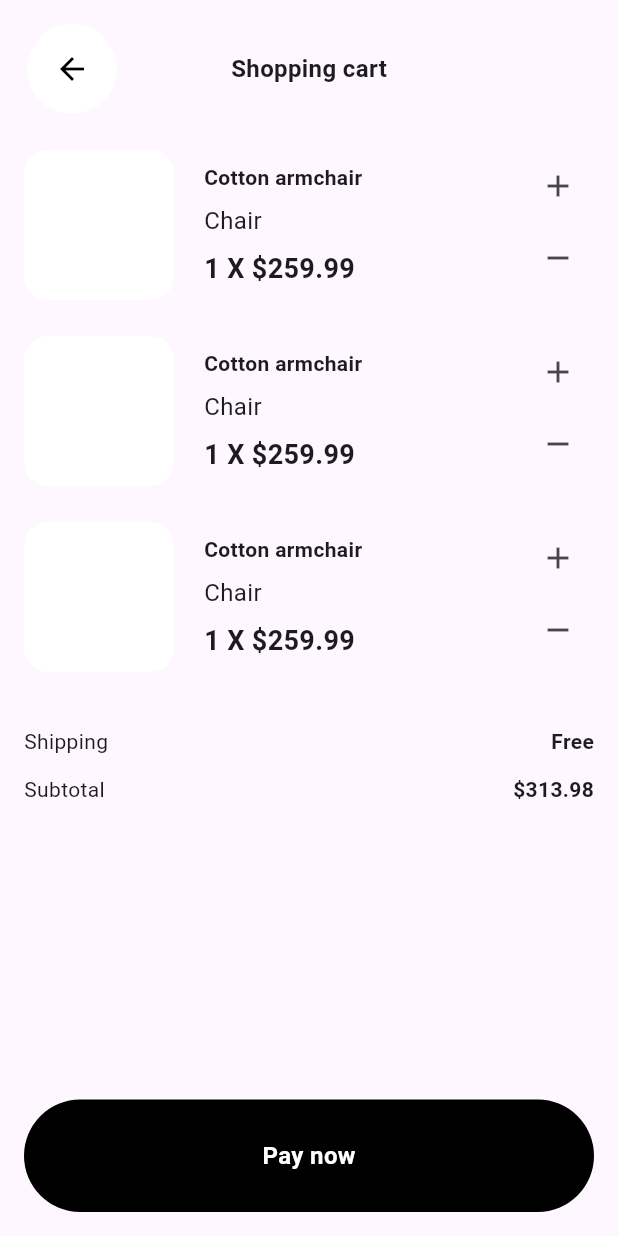
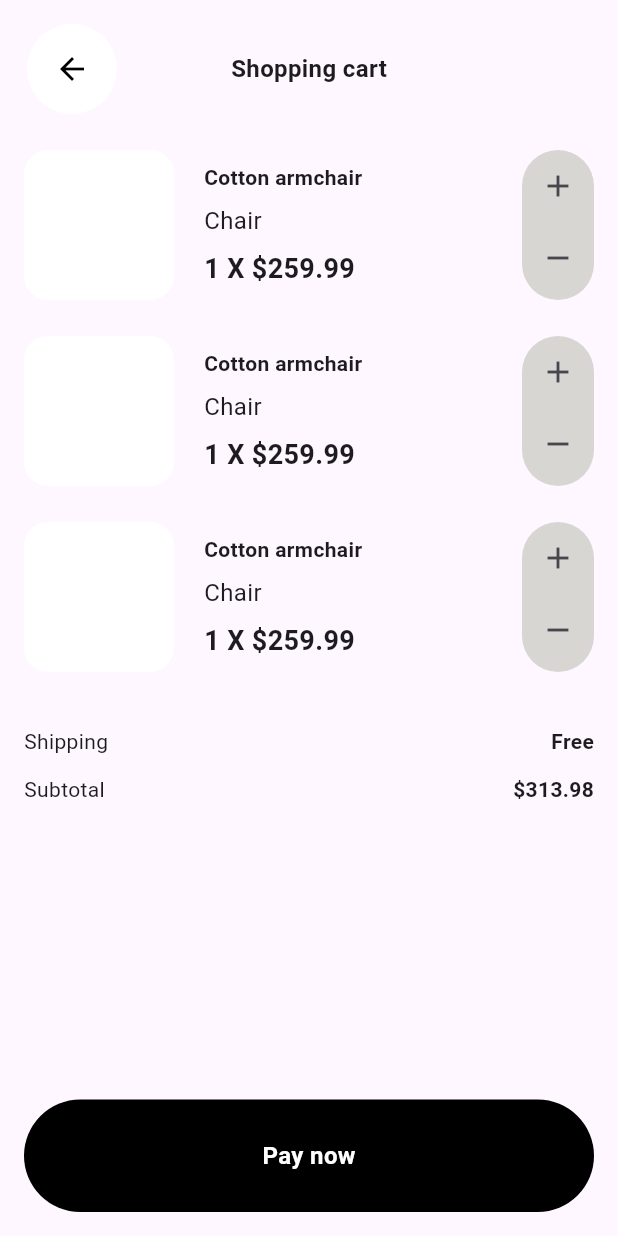
Before and after one commit to JAICHANGPARK/flutter_notebook_chapter_46, a Flutter app: the InteriorCartPage screen opened directly, on a phone screen of 412 x 824 dp. Run offline on Flutter 3.47's test engine with Material 3 defaults, Android fonts, the phone set to English and light mode, and no system bars; our stand-ins replace gap, hugeicons, readmore.

Commit message:
Update interior_cart_page.dart

```diff
--- a/lib/ep2330_interior_shopping_app/ui/interior_cart_page.dart
+++ b/lib/ep2330_interior_shopping_app/ui/interior_cart_page.dart
@@ -96,8 +96,10 @@ class _InteriorCartPageState extends State<InteriorCartPage> {
                                   ),
                                 ),
                                 Container(
+
                                   decoration: ShapeDecoration(
                                     shape: StadiumBorder(),
+                                    color: Color.fromRGBO(216, 214, 210, 1),
                                   ),
                                   child: Column(
                                     children: [
```
